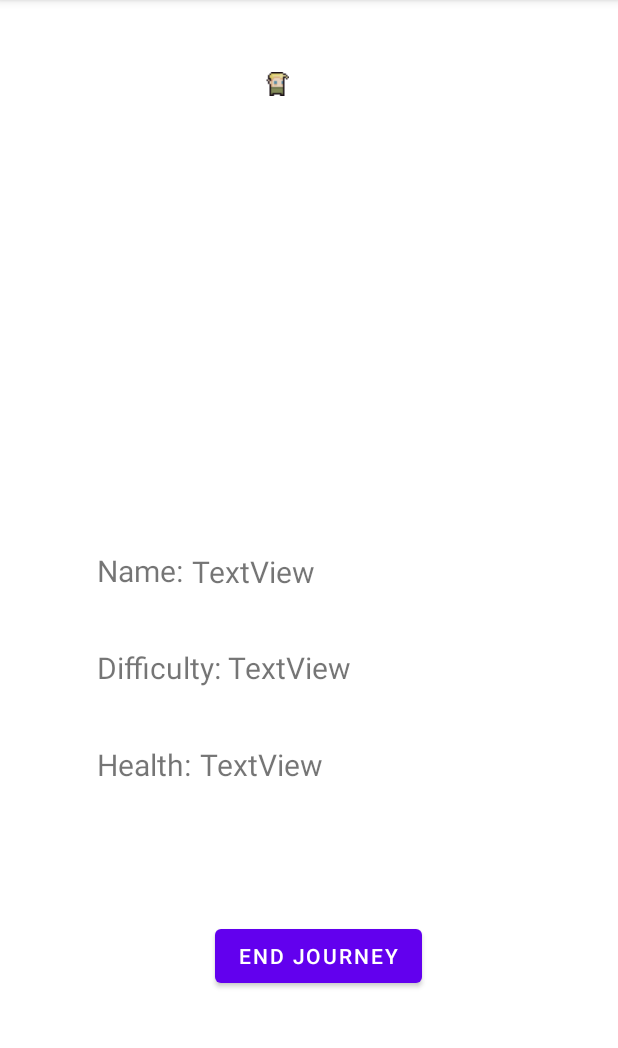
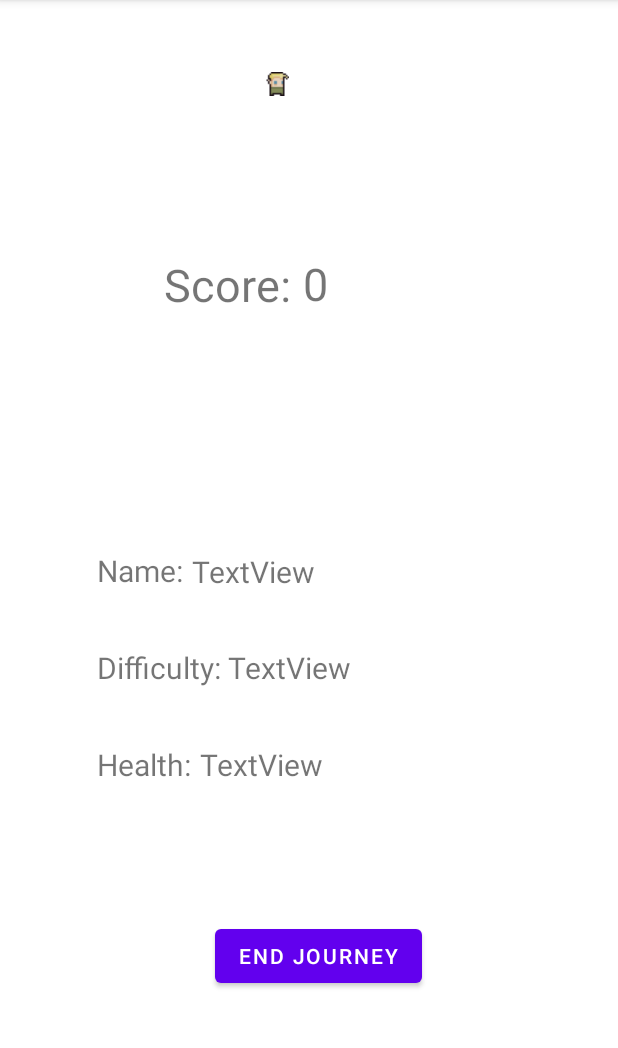
Before and after one commit to R1sh11172/CS2340B_Team39, an Android app: the GameActivity screen opened directly, with no data from a screen before it, on a phone screen of 412 x 824 dp, the part 84-1132 px from its top. Run offline under Robolectric (Android 15) with nearby library versions, the phone set to English and light mode, and no system bars; 3 statements that could not run were skipped.

Commit message:
added score component to UI

```diff
--- a/app/src/main/java/com/example/cs2340b_team39/GameActivity.java
+++ b/app/src/main/java/com/example/cs2340b_team39/GameActivity.java
@@ -19,6 +19,7 @@ public class GameActivity extends AppCompatActivity {
         TextView name = findViewById(R.id.nameDisplay);
         TextView health = findViewById(R.id.healthDisplay);
         TextView difficulty = findViewById(R.id.difficultyDisplay);
+        TextView score = findViewById(R.id.scoreDisplay);
         name.setText(player.getName());
         health.setText(player.getHealth() + "");
         difficulty.setText(Difficulty.values()[(int) player.getDifficulty()] + "");
--- a/app/src/main/res/layout/activity_game_state.xml
+++ b/app/src/main/res/layout/activity_game_state.xml
@@ -4,6 +4,19 @@
     xmlns:tools="http://schemas.android.com/tools"
     android:layout_width="match_parent"
     android:layout_height="match_parent">
+
+    <TextView
+        android:id="@+id/scoreDisplay"
+        android:layout_width="wrap_content"
+        android:layout_height="wrap_content"
+        android:layout_marginTop="86dp"
+        android:layout_marginEnd="193dp"
+        android:layout_marginBottom="139dp"
+        android:text="0"
+        android:textSize="30dp"
+        app:layout_constraintBottom_toTopOf="@+id/nameDisplay"
+        app:layout_constraintEnd_toEndOf="parent"
+        app:layout_constraintTop_toBottomOf="@+id/imageView" />
 
     <TextView
         android:id="@+id/healthDisplay"
@@ -106,4 +119,17 @@
         app:layout_constraintEnd_toEndOf="parent"
         app:layout_constraintStart_toStartOf="parent"
         app:layout_constraintTop_toBottomOf="@+id/healthDisplay" />
+
+    <TextView
+        android:id="@+id/score"
+        android:layout_width="wrap_content"
+        android:layout_height="wrap_content"
+        android:layout_marginStart="109dp"
+        android:layout_marginTop="87dp"
+        android:layout_marginBottom="139dp"
+        android:text="Score: "
+        android:textSize="30dp"
+        app:layout_constraintBottom_toTopOf="@+id/textView4"
+        app:layout_constraintStart_toStartOf="parent"
+        app:layout_constraintTop_toBottomOf="@+id/imageView" />
 </androidx.constraintlayout.widget.ConstraintLayout>
```
